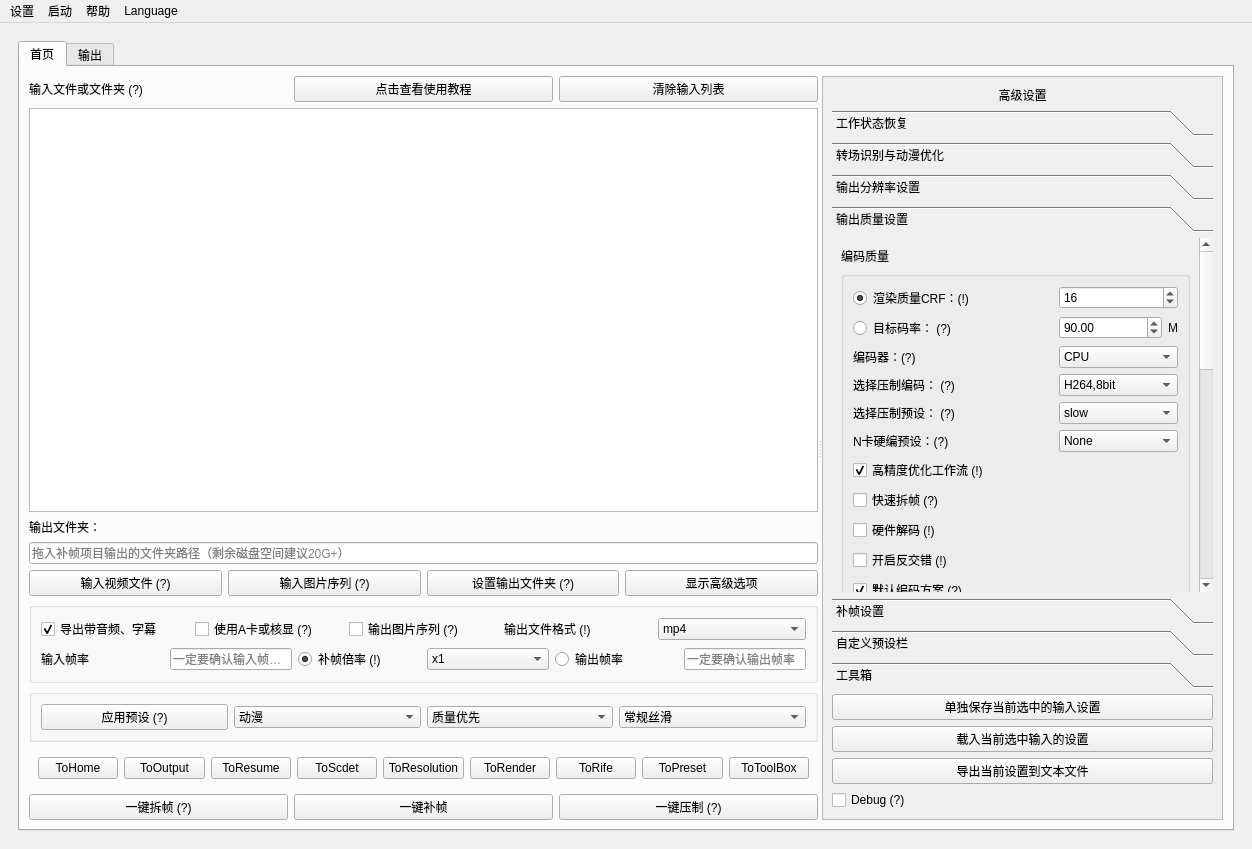
Qt form Utils/SVFI_UI.ui (100wman/RIFE_GUI) before a commit.
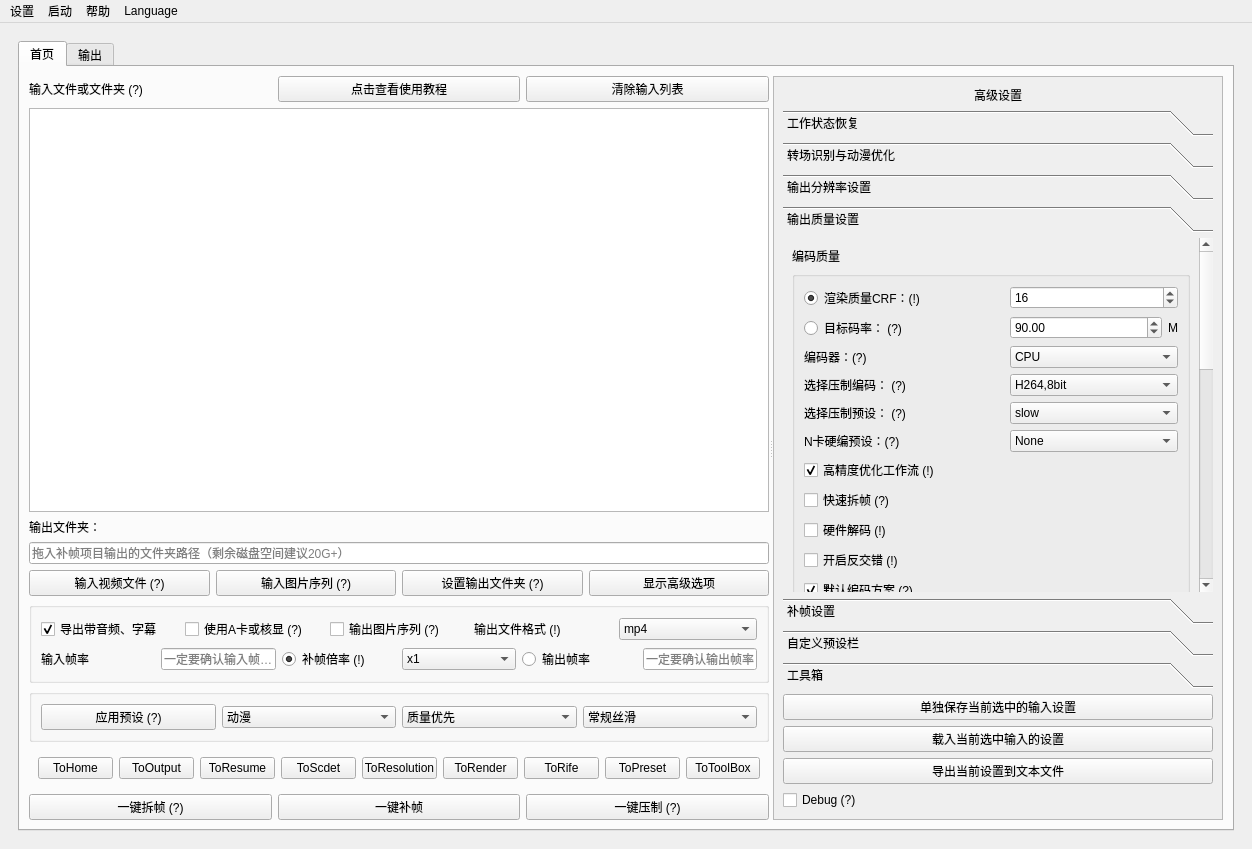
The same form after that commit. The open tabs and pages were chosen to show the change. Custom widgets are drawn as their Qt base class.

Commit message: SVFI 3.10.9     - Initial Check before Release 3.8.0-steam default branch     - Fix UI Settings on Task Change     - Optimize Free Hide     - Optimize Super Resolution Scale Selection     - Remove H264 avx512

What changed in the file:
```diff
--- a/Utils/SVFI_UI.ui
+++ b/Utils/SVFI_UI.ui
@@ -721,7 +721,7 @@
                 <widget class="QScrollArea" name="AdvanceSettingsArea">
                  <property name="minimumSize">
                   <size>
-                   <width>400</width>
+                   <width>450</width>
                    <height>0</height>
                   </size>
                  </property>
@@ -742,12 +742,12 @@
                    <rect>
                     <x>0</x>
                     <y>0</y>
-                    <width>400</width>
+                    <width>448</width>
                     <height>728</height>
                    </rect>
                   </property>
                   <layout class="QGridLayout" name="gridLayout_10">
-                   <item row="4" column="0">
+                   <item row="5" column="0">
                     <layout class="QVBoxLayout" name="verticalLayout_8">
                      <item>
                       <widget class="QPushButton" name="SaveCurrentSettings">
@@ -1874,8 +1874,8 @@
                       <property name="geometry">
                        <rect>
                         <x>0</x>
-                        <y>0</y>
-                        <width>368</width>
+                        <y>-407</y>
+                        <width>466</width>
                         <height>806</height>
                        </rect>
                       </property>
```
Left out of the diff: 256 changed lines with no effect on the pictures. The commit also changes 8 other files.
